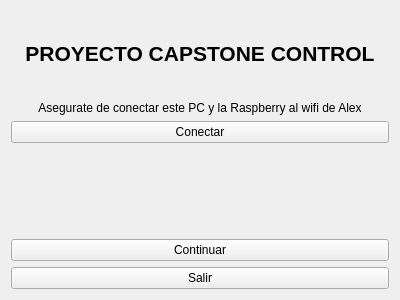
afilsecker/Capstone-Control-Automatico, file PC/frontend/pyqtdesigner/inicio.ui: the form before one commit.
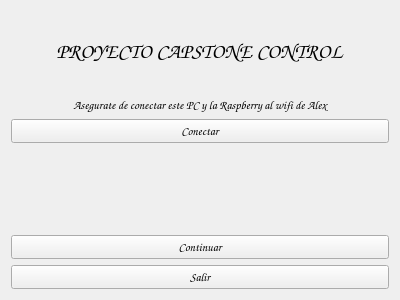
The form after the commit.

The edit to the form file:
```diff
--- a/PC/frontend/pyqtdesigner/inicio.ui
+++ b/PC/frontend/pyqtdesigner/inicio.ui
@@ -16,6 +16,11 @@
     <verstretch>0</verstretch>
    </sizepolicy>
   </property>
+  <property name="font">
+   <font>
+    <family>Comic Sans MS</family>
+   </font>
+  </property>
   <property name="windowTitle">
    <string notr="true">Inicio</string>
   </property>
```
